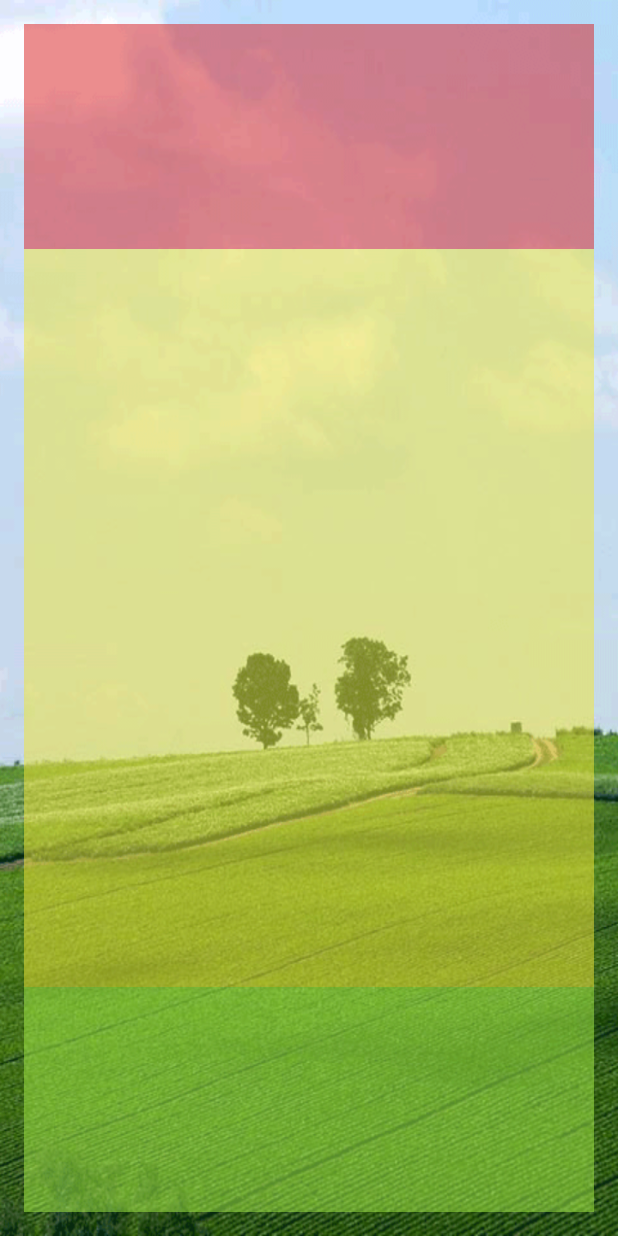
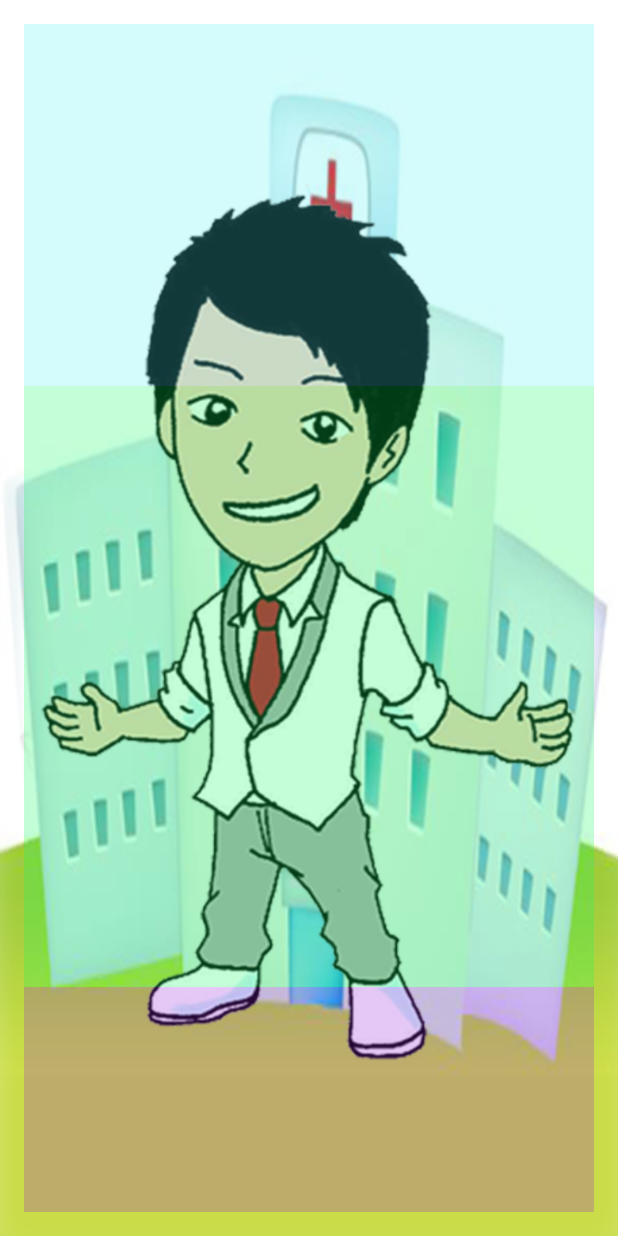
Before and after one commit to Jirawantoeyty/Healthcheck, an Android app: the screen it shows after launch (MainActivity), on a phone screen of 412 x 824 dp. Run offline under Robolectric (Android 15) with nearby library versions, the light colour scheme and no system bars.

Commit message:
receive value from desi

```diff
--- a/app/src/main/res/layout/activity_main.xml
+++ b/app/src/main/res/layout/activity_main.xml
@@ -8,16 +8,22 @@
     android:paddingRight="@dimen/activity_horizontal_margin"
     android:paddingTop="@dimen/activity_vertical_margin"
     tools:context="rtc.sasithon.jirawan.healthchack.MainActivity"
-    android:background="@drawable/bg25">
+    android:background="@drawable/bcckgrold">
+
+    <ImageView
+        android:layout_width="wrap_content"
+        android:layout_height="wrap_content"
+        android:id="@+id/imageView4"
+        android:src="@drawable/people" />
 
     <ImageView
         android:layout_width="match_parent"
-        android:layout_height="150dp"
+        android:layout_height="241dp"
         android:id="@+id/imageView"
         android:layout_alignParentTop="true"
         android:layout_alignParentLeft="true"
         android:layout_alignParentStart="true"
-        android:background="#82d92323" />
+        android:background="#3c4ef3f0" />
 
     <ImageView
         android:layout_width="match_parent"
@@ -25,12 +31,13 @@
         android:id="@+id/imageView2"
         android:layout_below="@+id/imageView"
         android:layout_above="@+id/imageView3"
-        android:background="#82f2e83a" />
+        android:background="#3c06f95b" />
 
     <ImageView
         android:layout_width="match_parent"
         android:layout_height="150dp"
         android:id="@+id/imageView3"
         android:layout_alignParentBottom="true"
-        android:background="#82a8f049" />
+        android:background="#3c9217d9" />
+
 </RelativeLayout>
```
Also changed, not shown: app/src/main/java/rtc/sasithon/jirawan/healthchack/DiseaseAdapter.java (added, +56 -0 lines), app/src/main/res/drawable/bcckgrold.png (added), app/src/main/res/drawable/bcckgrold2.png (added), app/src/main/res/drawable/icon_.png (added), app/src/main/res/drawable/people.png (added).
